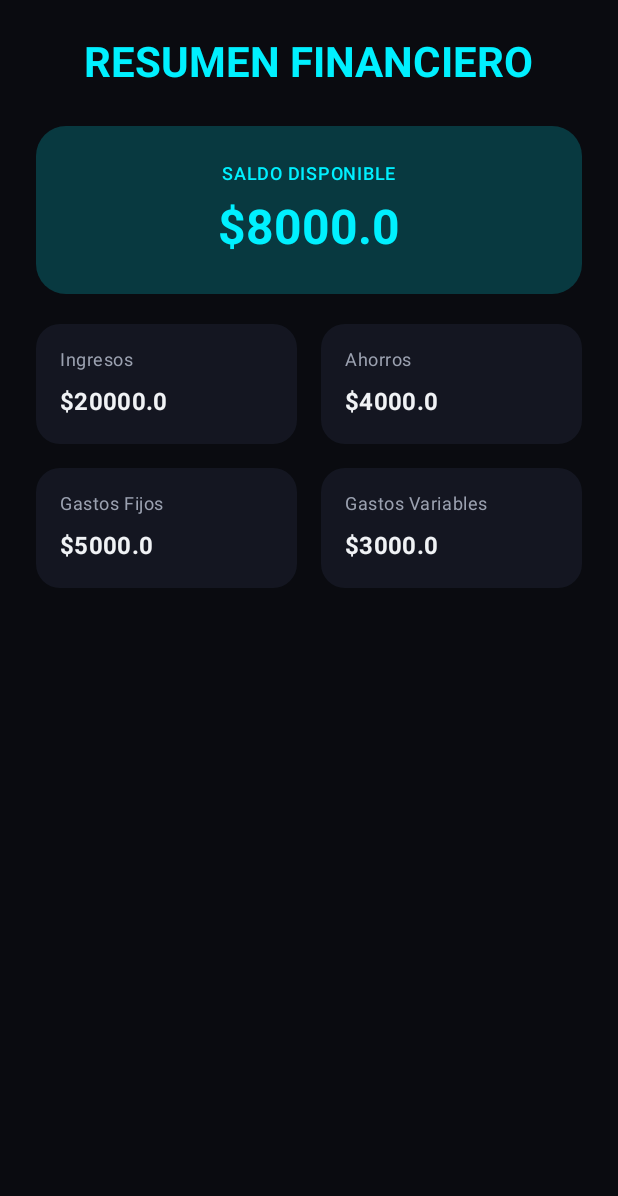
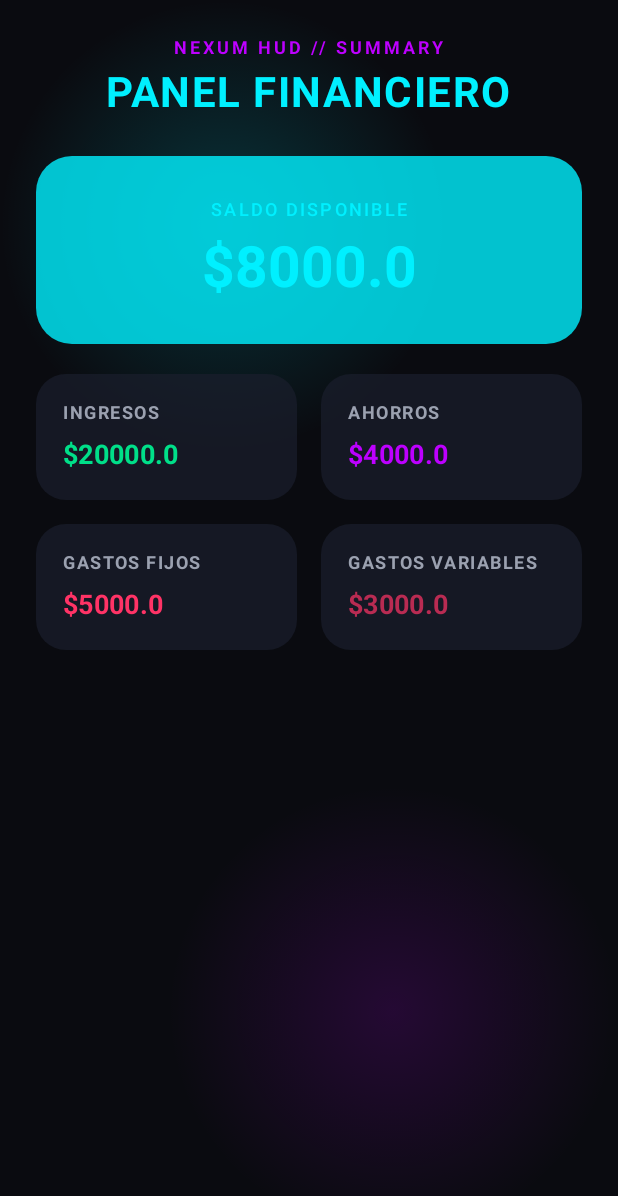
Before and after one commit to nexumpr/Nexum-Mobile, an Android app built with Jetpack Compose: the @Preview function FinancialSummaryPreview, on a phone screen of 412 x 824 dp. Shown: the top 1196 px of the screen. Run offline under Robolectric (Android 15) with nearby library versions, the phone set to English and light mode, and no system bars.

Commit message:
1. Iluminación Ambiental (Ambient Cyber Glows): ◦ Añadimos gradientes radiales difusos (con los tonos Cian Neón, Violeta y Verde) en el fondo de las pantallas (Resumen, Movimientos, Pagos y Metas) para dar profundidad tridimensional y luz ambiental sobre el fondo obsidiana. 2. Paneles de Cristal Mejorados (Glassmorphism 2.0): ◦ Las tarjetas (Surface) de saldo disponible, desglose financiero, movimientos y metas ahora cuentan con mayor elevación tonal, esquinas redondeadas optimizadas y colores de acento vibrantes para cada categoría. 3. Línea Superior de Neón en Navegación (MainAppShell): ◦ La barra de navegación inferior ahora incluye un borde superior con un gradiente de neón luminoso que unifica todo el panel de control.

```diff
--- a/app/src/main/java/mx/nexum/app/financial/ui/FinancialSummaryScreen.kt
+++ b/app/src/main/java/mx/nexum/app/financial/ui/FinancialSummaryScreen.kt
@@ -19,9 +19,12 @@ import androidx.compose.material3.Text
 import androidx.compose.runtime.Composable
 import androidx.compose.ui.Alignment
 import androidx.compose.ui.Modifier
+import androidx.compose.ui.graphics.Brush
+import androidx.compose.ui.graphics.Color
 import androidx.compose.ui.text.font.FontWeight
 import androidx.compose.ui.tooling.preview.Preview
 import androidx.compose.ui.unit.dp
+import androidx.compose.ui.unit.sp
 import mx.nexum.app.financial.data.dto.FinancialSummaryResponse
 import mx.nexum.app.ui.theme.NexumTheme
 
@@ -34,15 +37,56 @@ fun FinancialSummaryScreen(
         modifier = modifier
             .fillMaxSize()
             .background(MaterialTheme.colorScheme.background)
-            .padding(24.dp)
     ) {
+        // Ambient Cyber Glows
+        Box(
+            modifier = Modifier
+                .size(300.dp)
+                .align(Alignment.TopStart)
+                .background(
+                    brush = Brush.radialGradient(
+                        colors = listOf(
+                            MaterialTheme.colorScheme.primary.copy(alpha = 0.18f),
+                            Color.Transparent
+                        )
+                    )
+                )
+        )
+        Box(
+            modifier = Modifier
+                .size(300.dp)
+                .align(Alignment.BottomEnd)
+                .background(
+                    brush = Brush.radialGradient(
+                        colors = listOf(
+                            MaterialTheme.colorScheme.secondary.copy(alpha = 0.15f),
+                            Color.Transparent
+                        )
+                    )
+                )
+        )
+
         Column(
-            modifier = Modifier.fillMaxSize(),
+            modifier = Modifier
+                .fillMaxSize()
+                .padding(24.dp),
             horizontalAlignment = Alignment.CenterHorizontally
         ) {
             Text(
-                text = "RESUMEN FINANCIERO",
-                style = MaterialTheme.typography.headlineMedium.copy(fontWeight = FontWeight.Bold),
+                text = "NEXUM HUD // SUMMARY",
+                style = MaterialTheme.typography.labelMedium.copy(
+                    fontWeight = FontWeight.Bold,
+                    letterSpacing = 2.sp
+                ),
+                color = MaterialTheme.colorScheme.secondary
+            )
+            Spacer(modifier = Modifier.height(4.dp))
+            Text(
+                text = "PANEL FINANCIERO",
+                style = MaterialTheme.typography.headlineMedium.copy(
+                    fontWeight = FontWeight.Bold,
+                    letterSpacing = 1.sp
+                ),
                 color = MaterialTheme.colorScheme.primary
             )
             Spacer(modifier = Modifier.height(24.dp))
@@ -61,19 +105,26 @@ fun FinancialSummaryScreen(
                 // Available Balance Card (Neon Highlight)
                 Surface(
                     modifier = Modifier.fillMaxWidth(),
-                    shape = RoundedCornerShape(20.dp),
-                    color = MaterialTheme.colorScheme.primaryContainer,
-                    tonalElevation = 4.dp
+                    shape = RoundedCornerShape(24.dp),
+                    color = MaterialTheme.colorScheme.primaryContainer.copy(alpha = 0.8f),
+                    tonalElevation = 8.dp
                 ) {
                     Column(
-                        modifier = Modifier.padding(24.dp),
+                        modifier = Modifier.padding(28.dp),
                         horizontalAlignment = Alignment.CenterHorizontally
                     ) {
-                        Text(text = "SALDO DISPONIBLE", style = MaterialTheme.typography.labelMedium, color = MaterialTheme.colorScheme.onPrimaryContainer)
+                        Text(
+                            text = "SALDO DISPONIBLE",
+                            style = MaterialTheme.typography.labelMedium.copy(letterSpacing = 1.5.sp),
+                            color = MaterialTheme.colorScheme.onPrimaryContainer
+                        )
                         Spacer(modifier = Modifier.height(8.dp))
                         Text(
                             text = "$${summary.available}",
-                            style = MaterialTheme.typography.headlineLarge.copy(fontWeight = FontWeight.Bold),
+                            style = MaterialTheme.typography.headlineLarge.copy(
+                                fontWeight = FontWeight.Bold,
+                                fontSize = 38.sp
+                            ),
                             color = MaterialTheme.colorScheme.onPrimaryContainer
                         )
                     }
@@ -87,13 +138,15 @@ fun FinancialSummaryScreen(
                     horizontalArrangement = Arrangement.spacedBy(16.dp)
                 ) {
                     SummaryCard(
-                        title = "Ingresos",
+                        title = "INGRESOS",
                         amount = summary.income,
+                        accentColor = MaterialTheme.colorScheme.tertiary,
                         modifier = Modifier.weight(1f)
                     )
                     SummaryCard(
-                        title = "Ahorros",
+                        title = "AHORROS",
                         amount = summary.savings,
+                        accentColor = MaterialTheme.colorScheme.secondary,
                         modifier = Modifier.weight(1f)
                     )
                 }
@@ -105,13 +158,15 @@ fun FinancialSummaryScreen(
                     horizontalArrangement = Arrangement.spacedBy(16.dp)
                 ) {
                     SummaryCard(
-                        title = "Gastos Fijos",
+                        title = "GASTOS FIJOS",
                         amount = summary.fixedExpenses,
+                        accentColor = MaterialTheme.colorScheme.error,
                         modifier = Modifier.weight(1f)
                     )
                     SummaryCard(
-                        title = "Gastos Variables",
+                        title = "GASTOS VARIABLES",
                         amount = summary.variableExpenses,
+                        accentColor = MaterialTheme.colorScheme.error.copy(alpha = 0.7f),
                         modifier = Modifier.weight(1f)
                     )
                 }
@@ -124,22 +179,34 @@ fun FinancialSummaryScreen(
 private fun SummaryCard(
     title: String,
     amount: Double,
+    accentColor: Color,
     modifier: Modifier = Modifier
 ) {
     Surface(
         modifier = modifier,
-        shape = RoundedCornerShape(16.dp),
-        color = MaterialTheme.colorScheme.surfaceVariant.copy(alpha = 0.6f)
+        shape = RoundedCornerShape(20.dp),
+        color = MaterialTheme.colorScheme.surfaceVariant.copy(alpha = 0.7f),
+        tonalElevation = 4.dp
     ) {
         Column(
-            modifier = Modifier.padding(16.dp)
+            modifier = Modifier.padding(18.dp)
         ) {
-            Text(text = title, style = MaterialTheme.typography.bodySmall, color = MaterialTheme.colorScheme.onSurfaceVariant)
+            Text(
+                text = title,
+                style = MaterialTheme.typography.bodySmall.copy(
+                    fontWeight = FontWeight.Bold,
+                    letterSpacing = 1.sp
+                ),
+                color = MaterialTheme.colorScheme.onSurfaceVariant
+            )
             Spacer(modifier = Modifier.height(8.dp))
             Text(
                 text = "$$amount",
-                style = MaterialTheme.typography.titleMedium.copy(fontWeight = FontWeight.Bold),
-                color = MaterialTheme.colorScheme.onSurface
+                style = MaterialTheme.typography.titleMedium.copy(
+                    fontWeight = FontWeight.Bold,
+                    fontSize = 18.sp
+                ),
+                color = accentColor
             )
         }
     }
```
Also changed, not shown: app/src/main/java/mx/nexum/app/financial/ui/GoalsScreen.kt (+29 -7 lines), app/src/main/java/mx/nexum/app/financial/ui/MainAppShell.kt (+30 -5 lines), app/src/main/java/mx/nexum/app/financial/ui/MovementsScreen.kt (+32 -9 lines), app/src/main/java/mx/nexum/app/financial/ui/RecurringPaymentsScreen.kt (+31 -10 lines), 1 other file.
